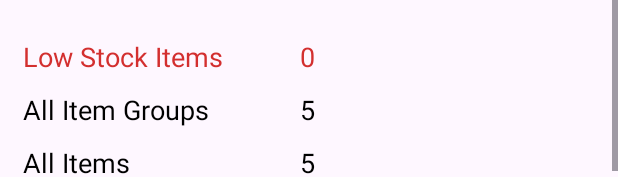
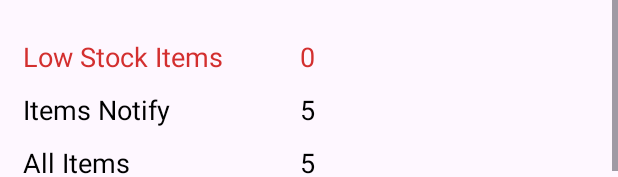
Before and after one commit to Vanshpanchal/IMS, an Android app built with Jetpack Compose: the layout fragment_dashboard.xml on its own in the app's theme, with its tools: preview values and no code run, on a phone screen of 412 x 824 dp. Shown: the part 1056-1233 px from the top of the screen. Run offline under Robolectric (Android 15) with nearby library versions, the phone set to English and light mode, and no system bars; network calls fail.

Commit message:
Logic Implementation in Dashboard Fragment

```diff
--- a/app/src/main/res/layout/fragment_dashboard.xml
+++ b/app/src/main/res/layout/fragment_dashboard.xml
@@ -177,7 +177,7 @@
             <TextView
                 android:layout_width="wrap_content"
                 android:layout_height="wrap_content"
-                android:text="@string/all_item_groups"
+                android:text="Items Notify"
                 android:textSize="18sp"
                 android:paddingVertical="5dp"
                 android:textColor="@color/black"/>
@@ -197,6 +197,7 @@
             android:paddingHorizontal="15dp"
             android:orientation="vertical">
             <TextView
+                android:id="@+id/low_stock_items"
                 android:layout_width="wrap_content"
                 android:layout_height="wrap_content"
                 android:text="0"
@@ -205,6 +206,7 @@
                 android:paddingVertical="5dp"
                 android:textColor="@color/red"/>
             <TextView
+                android:id="@+id/total_notify"
                 android:layout_width="wrap_content"
                 android:layout_height="wrap_content"
                 android:text="5"
@@ -213,6 +215,7 @@
                 android:paddingVertical="5dp"
                 android:textColor="@color/black"/>
             <TextView
+                android:id="@+id/total_items"
                 android:layout_width="wrap_content"
                 android:layout_height="wrap_content"
                 android:text="5"
```
Also changed, not shown: app/src/main/java/com/example/ims/dashboard.kt (+37 -1 lines).
